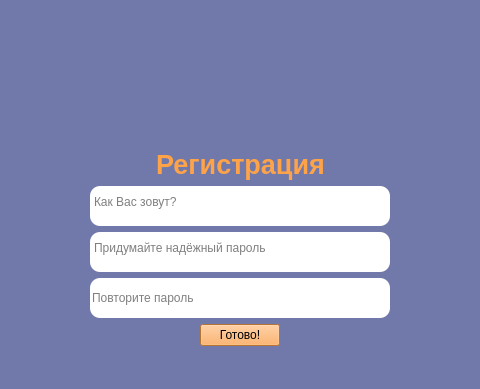
Qt form RegisterWindow.ui (Belchankova/diplom) before a commit; both pictures show x 160 to 640 and y 0 to 389 of the 800 by 600 pixel window.
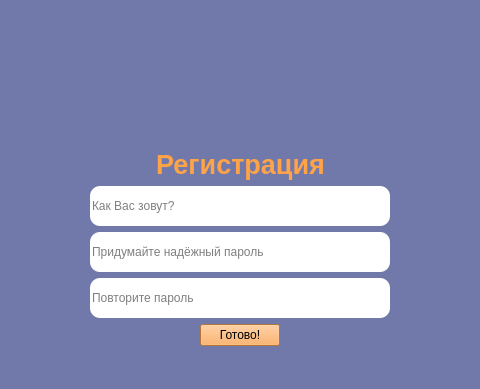
The same form after that commit. Icons and pictures are not drawn.

What changed in the file:
```diff
--- a/RegisterWindow.ui
+++ b/RegisterWindow.ui
@@ -113,7 +113,7 @@
      <item>
       <layout class="QVBoxLayout" name="verticalLayout">
        <item>
-        <widget class="QTextEdit" name="loginRegister">
+        <widget class="QLineEdit" name="loginRegister">
          <property name="sizePolicy">
           <sizepolicy hsizetype="Preferred" vsizetype="Minimum">
            <horstretch>0</horstretch>
@@ -135,7 +135,6 @@
          <property name="styleSheet">
           <string notr="true">background-color: rgb(255, 255, 255);
 border-radius: 10px;
-padding-top: 5px;
 </string>
          </property>
          <property name="placeholderText">
@@ -144,7 +143,7 @@
         </widget>
        </item>
        <item>
-        <widget class="QTextEdit" name="passwordRegister">
+        <widget class="QLineEdit" name="passwordRegister">
          <property name="sizePolicy">
           <sizepolicy hsizetype="Preferred" vsizetype="Minimum">
            <horstretch>0</horstretch>
@@ -166,7 +165,7 @@
          <property name="styleSheet">
           <string notr="true">background-color: rgb(255, 255, 255);
 border-radius: 10px;
-padding-top: 5px;</string>
+</string>
          </property>
          <property name="placeholderText">
           <string>Придумайте надёжный пароль</string>
```
